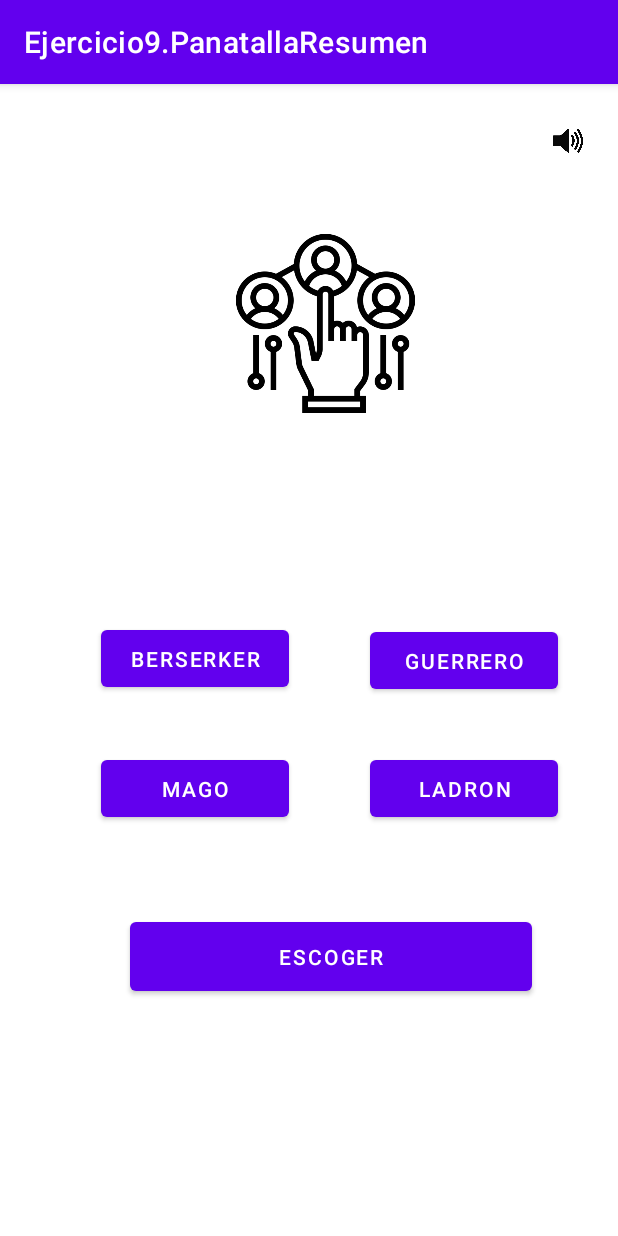
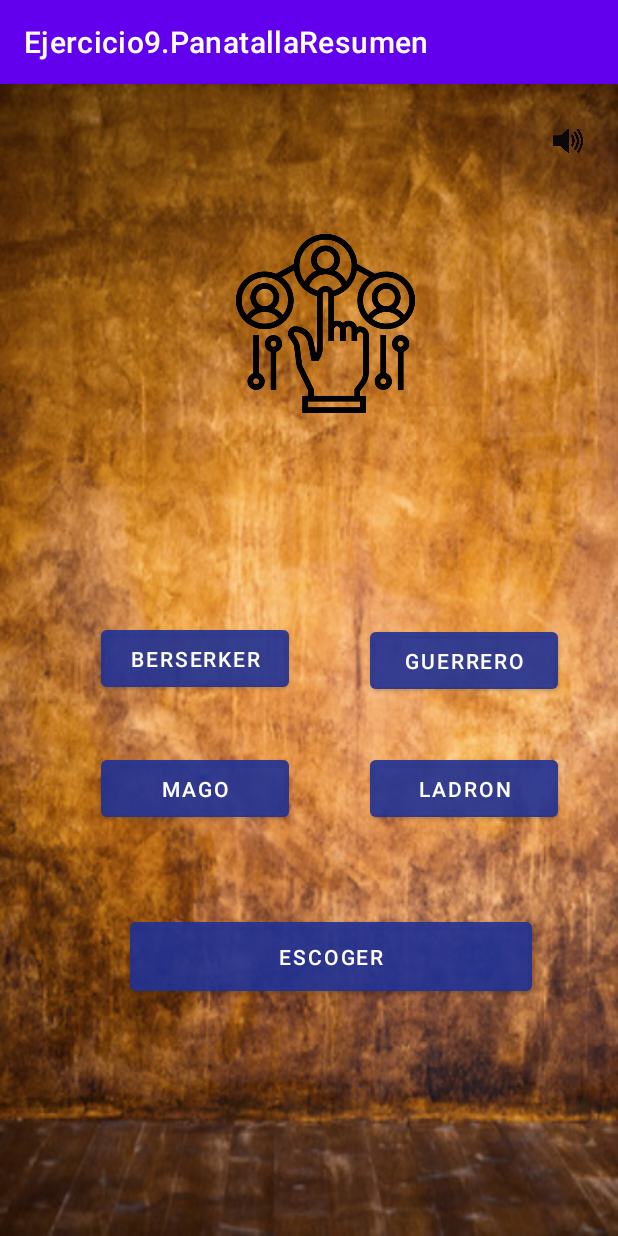
Before and after one commit to Marcosher249/Ejercicio10.PanatallaResumen, an Android app: the screen it shows after launch (MainActivity), on a phone screen of 412 x 824 dp. Run offline under Robolectric (Android 15) with nearby library versions, the light colour scheme and no system bars.

Commit message:
ActualizacionFinal4

```diff
--- a/app/src/main/res/layout/activity_ciudad.xml
+++ b/app/src/main/res/layout/activity_ciudad.xml
@@ -4,6 +4,7 @@
     xmlns:tools="http://schemas.android.com/tools"
     android:layout_width="match_parent"
     android:layout_height="match_parent"
+    android:background="@drawable/fondoglobal"
     tools:context=".Ciudad">
 
     <ImageView
@@ -22,6 +23,7 @@
         android:id="@+id/button13"
         android:layout_width="150dp"
         android:layout_height="wrap_content"
+        android:backgroundTint="#AD203295"
         android:text="Entrar"
         app:layout_constraintBottom_toBottomOf="parent"
         app:layout_constraintEnd_toEndOf="parent"
@@ -34,6 +36,7 @@
         android:id="@+id/button14"
         android:layout_width="150dp"
         android:layout_height="wrap_content"
+        android:backgroundTint="#AD203295"
         android:text="Continuar"
         app:layout_constraintBottom_toBottomOf="parent"
         app:layout_constraintEnd_toEndOf="parent"
@@ -41,6 +44,7 @@
         app:layout_constraintStart_toStartOf="parent"
         app:layout_constraintTop_toTopOf="parent"
         app:layout_constraintVertical_bias="0.77" />
+
     <ImageButton
         android:id="@+id/sund"
         android:layout_width="47dp"
--- a/app/src/main/res/layout/activity_continue_ciudad.xml
+++ b/app/src/main/res/layout/activity_continue_ciudad.xml
@@ -4,7 +4,9 @@
     xmlns:tools="http://schemas.android.com/tools"
     android:layout_width="match_parent"
     android:layout_height="match_parent"
+    android:background="@drawable/fondoglobal"
     tools:context=".ContinueCiudad">
+
     <ImageButton
         android:id="@+id/sund"
         android:layout_width="47dp"
--- a/app/src/main/res/layout/activity_continue_enemigo.xml
+++ b/app/src/main/res/layout/activity_continue_enemigo.xml
@@ -59,7 +59,7 @@
         android:id="@+id/button19"
         android:layout_width="wrap_content"
         android:layout_height="wrap_content"
-        android:backgroundTint="#3F51B5"
+        android:backgroundTint="#AD203295"
         android:text="Objeto"
         app:layout_constraintBottom_toBottomOf="parent"
         app:layout_constraintEnd_toEndOf="parent"
@@ -72,7 +72,7 @@
         android:id="@+id/button20"
         android:layout_width="wrap_content"
         android:layout_height="wrap_content"
-        android:backgroundTint="#3F51B5"
+        android:backgroundTint="#AD203295"
         android:text="atacar"
         app:layout_constraintBottom_toBottomOf="parent"
         app:layout_constraintEnd_toStartOf="@+id/button21"
@@ -85,7 +85,7 @@
         android:id="@+id/button21"
         android:layout_width="wrap_content"
         android:layout_height="wrap_content"
-        android:backgroundTint="#3F51B5"
+        android:backgroundTint="#AD203295"
         android:text="huir"
         app:layout_constraintBottom_toBottomOf="parent"
         app:layout_constraintEnd_toEndOf="@+id/progressBar2"
--- a/app/src/main/res/layout/activity_continue_mercado.xml
+++ b/app/src/main/res/layout/activity_continue_mercado.xml
@@ -4,7 +4,9 @@
     xmlns:tools="http://schemas.android.com/tools"
     android:layout_width="match_parent"
     android:layout_height="match_parent"
+    android:background="@drawable/fondoglobal"
     tools:context=".ContinueMercado">
+
     <ImageButton
         android:id="@+id/sund"
         android:layout_width="47dp"
--- a/app/src/main/res/layout/activity_continue_objeto.xml
+++ b/app/src/main/res/layout/activity_continue_objeto.xml
@@ -4,7 +4,9 @@
     xmlns:tools="http://schemas.android.com/tools"
     android:layout_width="match_parent"
     android:layout_height="match_parent"
+    android:background="@drawable/fondoglobal"
     tools:context=".ContinueObjeto">
+
     <ImageButton
         android:id="@+id/sund"
         android:layout_width="47dp"
--- a/app/src/main/res/layout/activity_enemigo.xml
+++ b/app/src/main/res/layout/activity_enemigo.xml
@@ -4,6 +4,7 @@
     xmlns:tools="http://schemas.android.com/tools"
     android:layout_width="match_parent"
     android:layout_height="match_parent"
+    android:background="@drawable/fondoglobal"
     tools:context=".Enemigo">
 
     <ImageView
@@ -21,6 +22,7 @@
         android:id="@+id/button15"
         android:layout_width="150dp"
         android:layout_height="wrap_content"
+        android:backgroundTint="#AD203295"
         android:text="Huir"
         app:layout_constraintBottom_toBottomOf="parent"
         app:layout_constraintEnd_toEndOf="parent"
@@ -33,6 +35,7 @@
         android:id="@+id/button16"
         android:layout_width="150dp"
         android:layout_height="wrap_content"
+        android:backgroundTint="#AD203295"
         android:text="Luchar"
         app:layout_constraintBottom_toBottomOf="parent"
         app:layout_constraintEnd_toEndOf="parent"
@@ -40,6 +43,7 @@
         app:layout_constraintStart_toStartOf="parent"
         app:layout_constraintTop_toTopOf="parent"
         app:layout_constraintVertical_bias="0.787" />
+
     <ImageButton
         android:id="@+id/sund"
         android:layout_width="47dp"
--- a/app/src/main/res/layout/activity_main.xml
+++ b/app/src/main/res/layout/activity_main.xml
@@ -4,12 +4,14 @@
     xmlns:tools="http://schemas.android.com/tools"
     android:layout_width="match_parent"
     android:layout_height="match_parent"
+    android:background="@drawable/fondoglobal"
     tools:context=".MainActivity">
 
     <Button
         android:id="@+id/button"
         android:layout_width="125dp"
         android:layout_height="50dp"
+        android:backgroundTint="#AD203295"
         android:text="Berserker"
         app:layout_constraintBottom_toBottomOf="parent"
         app:layout_constraintEnd_toEndOf="parent"
@@ -22,6 +24,7 @@
         android:id="@+id/button2"
         android:layout_width="125dp"
         android:layout_height="50dp"
+        android:backgroundTint="#AD203295"
         android:text="Guerrero"
         app:layout_constraintBottom_toBottomOf="parent"
         app:layout_constraintEnd_toEndOf="parent"
@@ -33,6 +36,7 @@
         android:id="@+id/button3"
         android:layout_width="125dp"
         android:layout_height="50dp"
+        android:backgroundTint="#AD203295"
         android:text="Mago"
         app:layout_constraintBottom_toBottomOf="parent"
         app:layout_constraintEnd_toEndOf="@+id/button"
@@ -45,6 +49,7 @@
         android:id="@+id/button4"
         android:layout_width="125dp"
         android:layout_height="50dp"
+        android:backgroundTint="#AD203295"
         android:text="ladron"
         app:layout_constraintBottom_toBottomOf="parent"
         app:layout_constraintEnd_toEndOf="@+id/button2"
@@ -57,6 +62,7 @@
         android:id="@+id/button5"
         android:layout_width="268dp"
         android:layout_height="58dp"
+        android:backgroundTint="#AD203295"
         android:text="Escoger"
         app:layout_constraintBottom_toBottomOf="parent"
         app:layout_constraintEnd_toEndOf="@+id/button4"
--- a/app/src/main/res/layout/activity_main3.xml
+++ b/app/src/main/res/layout/activity_main3.xml
@@ -4,6 +4,7 @@
     xmlns:tools="http://schemas.android.com/tools"
     android:layout_width="match_parent"
     android:layout_height="match_parent"
+    android:background="@drawable/fondoglobal"
     tools:context=".MainActivity3">
 
     <ImageView
@@ -36,6 +37,7 @@
         android:layout_width="120dp"
         android:layout_height="wrap_content"
         android:layout_marginEnd="48dp"
+        android:backgroundTint="#AD203295"
         android:text="Volver a empezar"
         app:layout_constraintBottom_toBottomOf="parent"
         app:layout_constraintEnd_toStartOf="@+id/button12"
@@ -48,6 +50,7 @@
         android:id="@+id/button12"
         android:layout_width="120dp"
         android:layout_height="wrap_content"
+        android:backgroundTint="#AD203295"
         android:text="Comenzar aventura"
         app:layout_constraintBottom_toBottomOf="parent"
         app:layout_constraintEnd_toEndOf="parent"
@@ -194,6 +197,7 @@
         app:layout_constraintStart_toStartOf="parent"
         app:layout_constraintTop_toTopOf="parent"
         app:layout_constraintVertical_bias="0.062" />
+
     <ImageButton
         android:id="@+id/sund"
         android:layout_width="47dp"
--- a/app/src/main/res/layout/activity_main4.xml
+++ b/app/src/main/res/layout/activity_main4.xml
@@ -4,6 +4,7 @@
     xmlns:tools="http://schemas.android.com/tools"
     android:layout_width="match_parent"
     android:layout_height="match_parent"
+    android:background="@drawable/fondoglobal"
     tools:context=".Dado">
 
     <ImageButton
@@ -34,12 +35,14 @@
         android:layout_width="wrap_content"
         android:layout_height="wrap_content"
         android:text="Comienza la aventura, pulsa el DADO para avanzar. CUIDADO puedes encontrarte enemigos"
+        android:textColor="#4566B8"
         app:layout_constraintBottom_toBottomOf="parent"
         app:layout_constraintEnd_toEndOf="parent"
         app:layout_constraintHorizontal_bias="0.498"
         app:layout_constraintStart_toStartOf="parent"
         app:layout_constraintTop_toTopOf="parent"
         app:layout_constraintVertical_bias="0.859" />
+
     <ImageButton
         android:id="@+id/sund"
         android:layout_width="47dp"
--- a/app/src/main/res/layout/activity_objeto.xml
+++ b/app/src/main/res/layout/activity_objeto.xml
@@ -20,10 +20,11 @@
 
     <Button
         android:id="@+id/button17"
-        android:text="Recoger"
         android:layout_width="150dp"
         android:layout_height="wrap_content"
+        android:backgroundTint="#AD203295"
 
+        android:text="Recoger"
         app:layout_constraintBottom_toBottomOf="parent"
         app:layout_constraintEnd_toEndOf="parent"
         app:layout_constraintHorizontal_bias="0.892"
@@ -33,10 +34,11 @@
 
     <Button
         android:id="@+id/button18"
-        android:text="Continuar"
         android:layout_width="150dp"
         android:layout_height="wrap_content"
+        android:backgroundTint="#AD203295"
 
+        android:text="Continuar"
         app:layout_constraintBottom_toBottomOf="parent"
         app:layout_constraintEnd_toEndOf="parent"
         app:layout_constraintHorizontal_bias="0.103"
```
Also changed, not shown: app/src/main/res/layout/activity_main2.xml (+7 -0 lines), app/src/main/res/layout/activity_mercado.xml (+8 -5 lines), app/src/main/res/drawable/fondoglobal.jpg (added).
